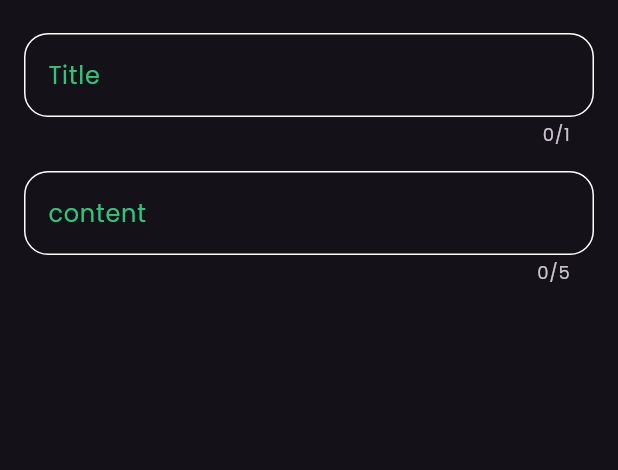
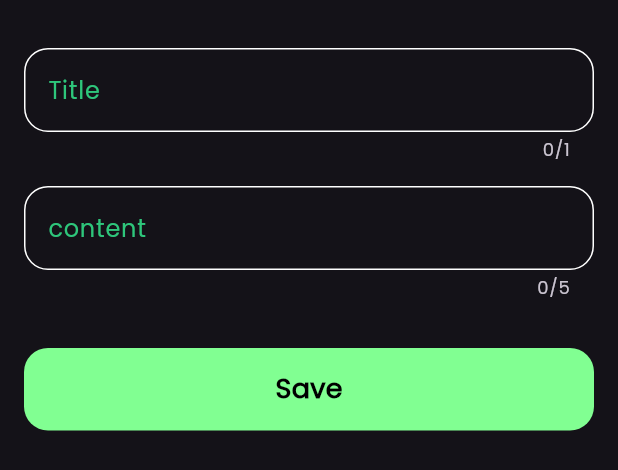
Before and after one commit to tasneemwael/Note_app, a Flutter app: the AddNoteButtomSheet widget shown alone on an empty page, opened directly, on a phone screen of 412 x 824 dp. Shown: the top 470 px of the screen. Run offline on Flutter 3.47's test engine with Material 3 defaults, Android fonts, the phone set to English and light mode, and no system bars; our stand-ins replace font_awesome_flutter.

Commit message:
finish notes buttom sheet

```diff
--- a/lib/Widgets/butttom_sheet.dart
+++ b/lib/Widgets/butttom_sheet.dart
@@ -1,5 +1,8 @@
+// ignore_for_file: camel_case_types
+
 import 'package:flutter/material.dart';
 import 'package:notes_app/Widgets/Custom_textField.dart';
+import 'package:notes_app/Widgets/customFile.dart';
 
 class AddNoteButtomSheet extends StatelessWidget {
   const AddNoteButtomSheet({super.key});
@@ -8,22 +11,31 @@ class AddNoteButtomSheet extends StatelessWidget {
   Widget build(BuildContext context) {
     return Padding(
       padding: const EdgeInsets.symmetric(horizontal: 16.0),
+      child: SingleChildScrollView(
         child: Column(children: [
           const SizedBox(
-          height: 22,
+            height: 32,
           ),
           customTextfield(
             hint: "Title",
             maxLines: 1,
           ),
-        SizedBox(
+          const SizedBox(
             height: 16,
           ),
           customTextfield(
             hint: "content",
             maxLines: 5,
           ),
+          const SizedBox(
+            height: 32,
+          ),
+          const customButton(),
+          const SizedBox(
+            height: 16,
+          ),
         ]),
+      ),
     );
   }
 }
--- /dev/null
+++ b/lib/Widgets/customFile.dart
@@ -0,0 +1,24 @@
+import 'package:flutter/material.dart';
+
+class customButton extends StatelessWidget {
+  const customButton({super.key});
+
+  @override
+  Widget build(BuildContext context) {
+    return Container(
+      width: MediaQuery.of(context).size.width,
+      height: 55,
+      decoration: BoxDecoration(
+        color: const Color.fromARGB(255, 129, 255, 146),
+        borderRadius: BorderRadius.circular(16),
+      ),
+      child: const Center(
+        child: Text(
+          "Save",
+          style: TextStyle(
+              fontSize: 18, color: Colors.black, fontWeight: FontWeight.bold),
+        ),
+      ),
+    );
+  }
+}
```
Lines whose indentation alone changed are shown as unchanged.
